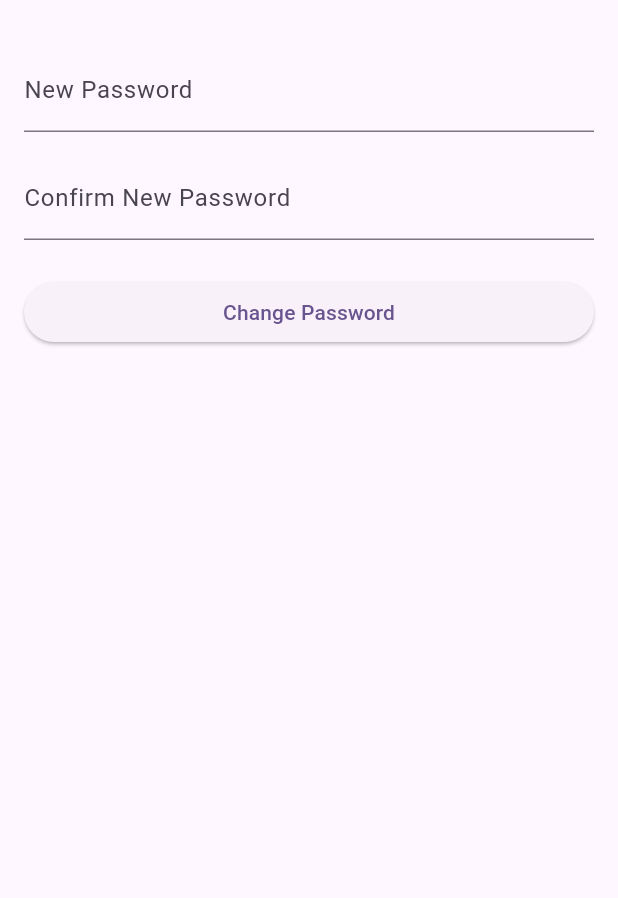
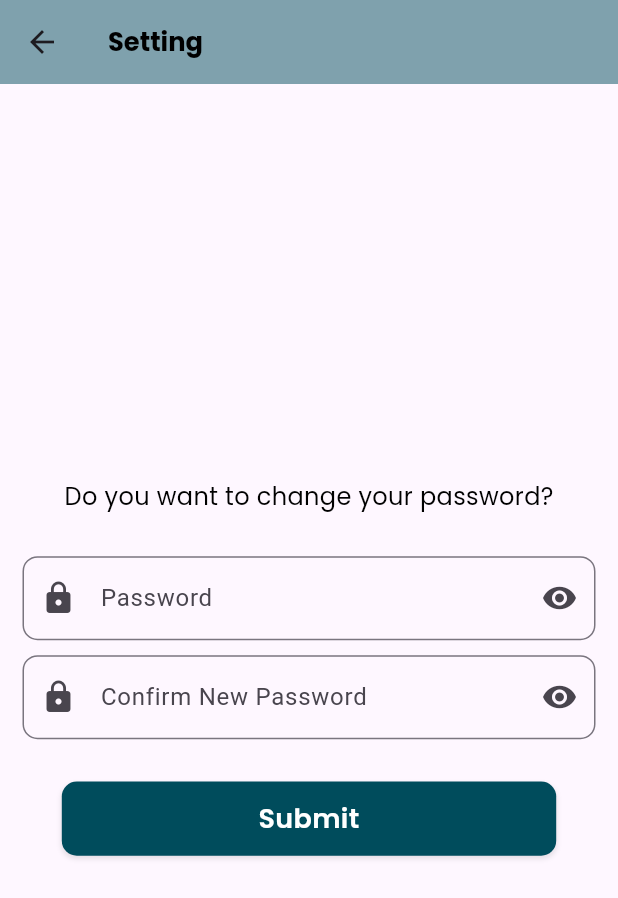
Before and after one commit to ErikBerryl0930/front-end-tripify, a Flutter app: the ChangePasswordScreen screen opened directly, on a phone screen of 412 x 824 dp. Shown: the top 898 px of the screen. Run offline on Flutter 3.47's test engine with Material 3 defaults, Android fonts, the phone set to English and light mode, and no system bars; our stand-ins replace after_layout, awesome_dialog, flutter_svg, google_fonts, shared_preferences; accounts and stored records are empty.

Commit message:
fix some widgets, search destination done

```diff
--- a/lib/customs/button_auth.dart
+++ b/lib/customs/button_custom.dart
@@ -1,10 +1,10 @@
 import 'package:flutter/material.dart';
 import 'package:google_fonts/google_fonts.dart';
 
-class ButtonAuth extends StatelessWidget {
+class ButtonCustom extends StatelessWidget {
   final String text;
   final VoidCallback onPressed;
-  const ButtonAuth({super.key, required this.text, required this.onPressed});
+  const ButtonCustom({super.key, required this.text, required this.onPressed});
 
   @override
   Widget build(BuildContext context) {
--- a/lib/views/onboard/onboard_screen.dart
+++ b/lib/views/onboard/onboard_screen.dart
@@ -79,7 +79,7 @@ class _OnboardScreenState extends State<OnboardScreen> {
                           contents[i].title,
                           style: GoogleFonts.poppins(
                               fontSize: 32 * width / 720,
-                              fontWeight: FontWeight.w600,
+                              fontWeight: FontWeight.bold,
                               color: Colors.black),
                         ),
                         const SizedBox(
--- a/lib/views/profile/change_password_screen.dart
+++ b/lib/views/profile/change_password_screen.dart
@@ -1,6 +1,8 @@
 import 'package:flutter/material.dart';
+import 'package:google_fonts/google_fonts.dart';
 import 'package:http/http.dart' as http;
 
+import '../../customs/button_custom.dart';
 import '../../functions/function_post.dart';
 import '../../functions/navigation_services.dart';
 import '../../functions/token_manager.dart';
@@ -18,6 +20,8 @@ class _ChangePasswordScreenState extends State<ChangePasswordScreen> {
   final TextEditingController _newPasswordController = TextEditingController();
   final TextEditingController _confNewPasswordController =
       TextEditingController();
+  bool _isObscureNewPassword = true;
+  bool _isObscureConfNewPassword = true;
 
   void _postChangePassword(String newPassword, String confNewPassword) async {
     try {
@@ -46,34 +50,81 @@ class _ChangePasswordScreenState extends State<ChangePasswordScreen> {
 
   @override
   Widget build(BuildContext context) {
+    var width = MediaQuery.of(context).size.width;
+    var height = MediaQuery.of(context).size.height;
     return Scaffold(
-      appBar: null,
-      body: Padding(
-        padding: const EdgeInsets.all(16.0),
-        child: Form(
+      appBar: AppBar(
+        backgroundColor: const Color(0xFF004C5C).withOpacity(0.5),
+        title: Text(
+          'Setting',
+          style: GoogleFonts.poppins(
+              fontSize: 30 * width / 720,
+              fontWeight: FontWeight.bold,
+              color: Colors.black),
+        ),
+      ),
+      body: Form(
         key: _formKey,
         child: Column(
-            crossAxisAlignment: CrossAxisAlignment.stretch,
+          mainAxisAlignment: MainAxisAlignment.center,
           children: <Widget>[
-              const SizedBox(height: 16.0),
+            Text(
+              'Do you want to change your password?',
+              style: GoogleFonts.poppins(
+                  fontSize: 28 * width / 720,
+                  fontWeight: FontWeight.w400,
+                  color: Colors.black),
+            ),
+            SizedBox(height: 0.01 * height),
             TextFormField(
               controller: _newPasswordController,
-                decoration: const InputDecoration(
-                  labelText: 'New Password',
+              obscureText: _isObscureNewPassword,
+              decoration: InputDecoration(
+                labelText: 'Password',
+                prefixIcon: const Icon(Icons.lock),
+                suffixIcon: IconButton(
+                  icon: Icon(_isObscureNewPassword
+                      ? Icons.visibility
+                      : Icons.visibility_off),
+                  onPressed: () {
+                    setState(() {
+                      // Ubah status ketika ikon mata ditekan
+                      _isObscureNewPassword = !_isObscureNewPassword;
+                    });
+                  },
+                ),
+                border: OutlineInputBorder(
+                  borderRadius: BorderRadius.circular(10.0),
+                ),
               ),
               validator: (value) {
                 if (value!.isEmpty) {
                   return 'Please enter your new password';
                 }
-                  // Add custom validation logic as needed
                 return null;
               },
             ),
-              const SizedBox(height: 16.0),
+            // const SizedBox(height: 16.0),
             TextFormField(
               controller: _confNewPasswordController,
-                decoration: const InputDecoration(
+              obscureText: _isObscureConfNewPassword,
+              decoration: InputDecoration(
                 labelText: 'Confirm New Password',
+                prefixIcon: const Icon(Icons.lock),
+                suffixIcon: IconButton(
+                  icon: Icon(_isObscureConfNewPassword
+                      ? Icons.visibility
+                      : Icons.visibility_off),
+                  onPressed: () {
+                    setState(() {
+                      // Ubah status ketika ikon mata ditekan
+                      _isObscureConfNewPassword = !_isObscureConfNewPassword;
+                    });
+                  },
+                ),
+                border: OutlineInputBorder(
+                  borderRadius: BorderRadius.circular(10.0),
+                ),
               ),
               validator: (value) {
                 if (value!.isEmpty) {
@@ -85,18 +136,22 @@ class _ChangePasswordScreenState extends State<ChangePasswordScreen> {
                 return null;
               },
             ),
-              const SizedBox(height: 24.0),
-              ElevatedButton(
-                onPressed: () {
+            SizedBox(height: 0.01 * height),
+            ButtonCustom(
+                text: 'Submit',
+                onPressed: () async {
                   if (_formKey.currentState!.validate()) {
                     _postChangePassword(_newPasswordController.text,
                         _confNewPasswordController.text);
                   }
-                },
-                child: const Text('Change Password'),
-              ),
-            ],
-          ),
+                }),
+          ]
+              .map((widget) => Padding(
+                    padding: const EdgeInsets.only(
+                        top: 10.0, left: 15.0, right: 15.0),
+                    child: widget,
+                  ))
+              .toList(),
         ),
       ),
     );
```
Also changed, not shown: lib/views/home/section_destination.dart (+58 -85 lines), lib/views/home/section_home.dart (+5 -3 lines), lib/views/home/section_transaction.dart (+10 -1 lines), lib/views/login/login_screen.dart (+11 -11 lines), lib/views/register/register_screen.dart (+12 -12 lines). Lines whose indentation alone changed are shown as unchanged.
